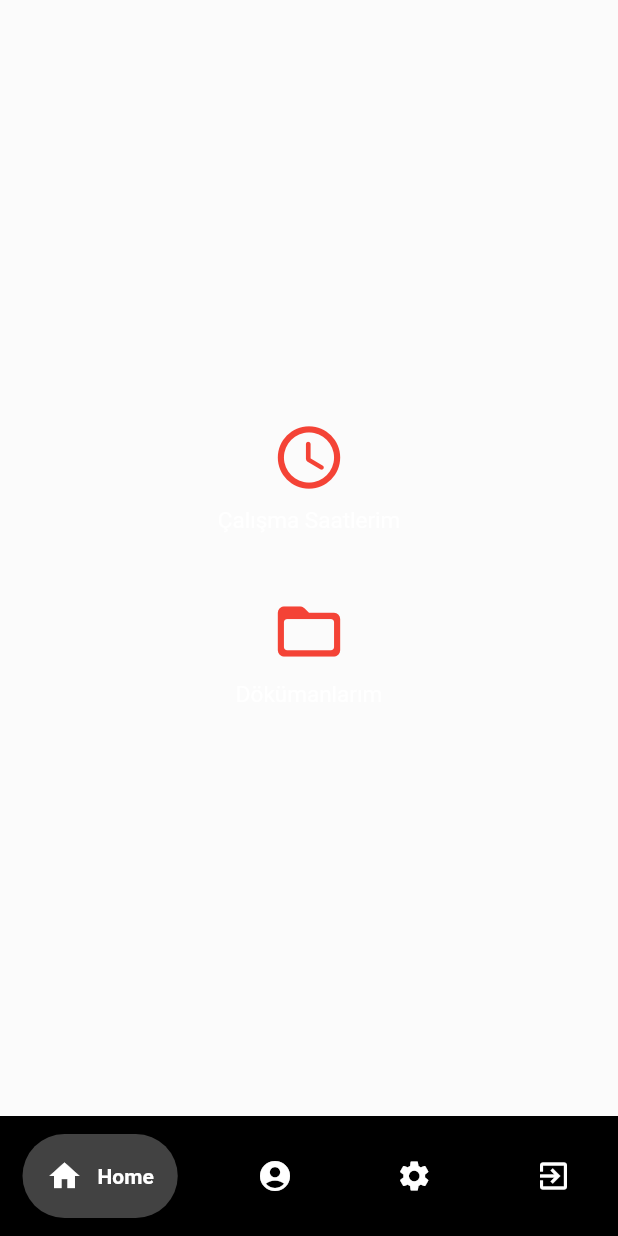
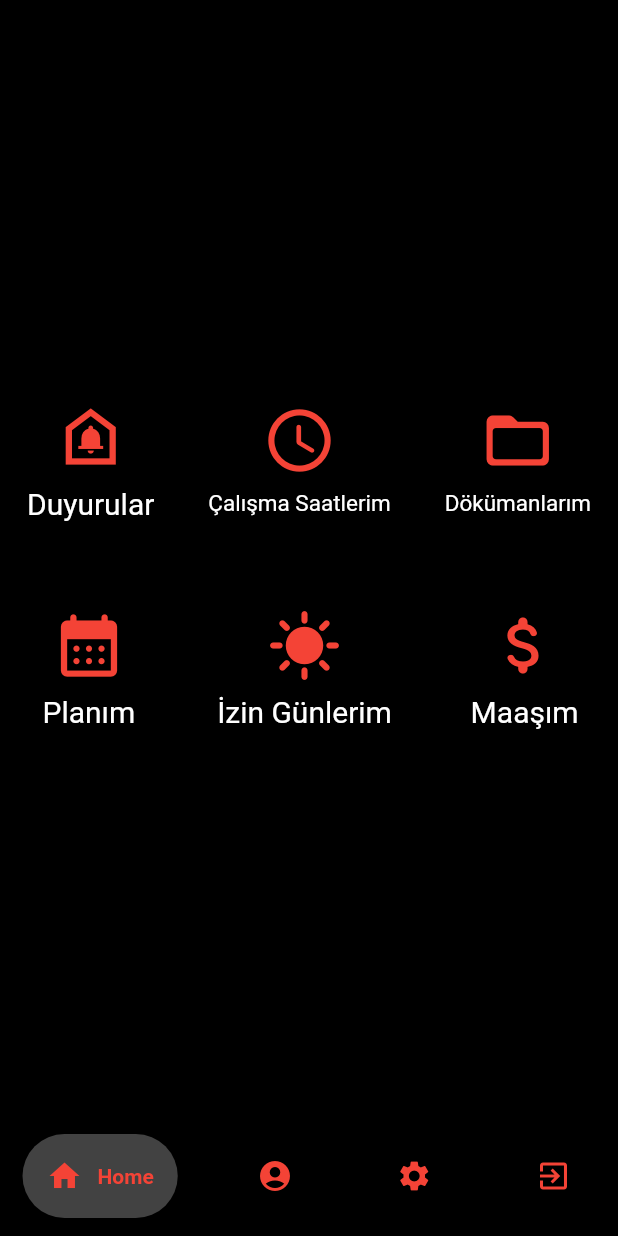
Before and after one commit to ESBEY/EmployeE, a Flutter app: the screen it shows once a user with an empty profile is signed in, after a tap on the "schedule" icon, on a phone screen of 412 x 824 dp. Run offline on Flutter 3.47's test engine with Material 2 defaults, Android fonts, the phone set to English and light mode, and no system bars; drawn by our look-alikes of google_nav_bar; our stand-ins replace firebase_auth, firebase_core, google_fonts; accounts and stored records are empty; network calls fail; Roboto replaces fonts that are missing (Arial).

Commit message:
Front-end Güncellendi
Ana menü dizaynı yapıldı.

```diff
--- a/lib/pages/home.dart
+++ b/lib/pages/home.dart
@@ -16,40 +16,45 @@ class _HomeState extends State<Home> {
 
   @override
   Widget build(BuildContext context) {
-    return Scaffold(
+    return WillPopScope(child: Scaffold(
       body: Center(
-        child: Column(
-          mainAxisAlignment: MainAxisAlignment.center,
-          children: [
+          child: Column(mainAxisAlignment: MainAxisAlignment.center, children: [
+            Row(
+              mainAxisAlignment: MainAxisAlignment.spaceAround,
+              children: [
+                buildIconButton(Icons.doorbell_outlined, 'Duyurular', () {},20),
+                buildIconButton(Icons.schedule_rounded, 'Çalışma Saatlerim', () {},15),
+                buildIconButton(Icons.folder_open_rounded, 'Dökümanlarım', () {},15),
+              ],
+            ),
+            SizedBox(height: 50,),
+            Row(
+              mainAxisAlignment: MainAxisAlignment.spaceAround,
+              children: [
+                buildIconButton(Icons.calendar_month_rounded, 'Planım', () {},20),
+                buildIconButton(Icons.sunny, 'İzin Günlerim', () {},20),
+                buildIconButton(Icons.attach_money_rounded, 'Maaşım', () {},20),
+              ],
+            ),
+          ])),
+      backgroundColor: Colors.black,
+    ), onWillPop: () async => false);
+  }
 
-            IconButton(icon: Icon(Icons.schedule_rounded),color: Colors.red,iconSize: 50, onPressed: (){},),
-           Text(
-             'Çalışma Saatlerim',
-             style: TextStyle(color: Colors.white,fontFamily: 'Arial',fontSize: 15),
+  Widget buildIconButton(IconData icon, String title, void Function()? action,double _fontSize) {
+    return Column(children: [
+      IconButton(
+        icon: Icon(icon),
+        color: Colors.red,
+        iconSize: 50,
+        onPressed:action,
 
-
-           ),
-            Text(
-                ''
-            ),
-            Text(
-                ''
-            ),
-            IconButton(icon: Icon(Icons.folder_open_rounded), onPressed: (){},color:Colors.red,iconSize: 50,),
-            Text(
-              'Dökümanlarım',
-              style: TextStyle(color: Colors.white,fontFamily: 'Arial',fontSize: 15),
-
-            ),
-        ]
-            )
-
-
-
-        ),
-      backgroundColor: Colors.white10,
-
-
-      );
+      ),
+      Text(
+        title,
+        style:
+        TextStyle(color: Colors.white, fontFamily: 'Arial', fontSize: _fontSize),
+      ),
+    ]);
   }
 }
--- a/lib/pages/login.dart
+++ b/lib/pages/login.dart
@@ -36,17 +36,16 @@ class _MyLoginState extends State<MyLogin> {
   @override
   Widget build(BuildContext context) {
     return Scaffold(
-      backgroundColor: Colors.grey[200],
+      backgroundColor: Colors.black,
       body:SafeArea(
         child: Center(
           child: SingleChildScrollView(
-
             child: Column(
               mainAxisAlignment: MainAxisAlignment.center,
               children: [
                 Icon(
                   Icons.account_circle,
-                  color: Colors.deepPurple,
+                  color: Colors.red,
                   size: 250,
                 ),
                 SizedBox(height: 25,),
@@ -54,7 +53,7 @@ class _MyLoginState extends State<MyLogin> {
                   'Hoşgeldiniz!',
                   style: GoogleFonts.bebasNeue(
                     fontSize: 70,
-                  color: Colors.deepPurple,
+                  color: Colors.red,
                   ),
                 ),
                 SizedBox(height: 10,),
@@ -62,7 +61,7 @@ class _MyLoginState extends State<MyLogin> {
                   'Giriş yapabilirsiniz.',
                   style: TextStyle(
                     fontSize: 20,
-                  color: Colors.deepPurple,
+                  color: Colors.red,
                   ),
                 ),
                 SizedBox(height: 20,),
@@ -70,8 +69,8 @@ class _MyLoginState extends State<MyLogin> {
                   padding: const EdgeInsets.symmetric(horizontal: 25.0),
                   child: Container(
                     decoration: BoxDecoration(
-                      color: Colors.grey[200],
-                      border: Border.all(color: Colors.deepPurple),
+                      color: Colors.white10,
+                      border: Border.all(color: Colors.red, width: 1.5),
                       borderRadius: BorderRadius.circular(12),
                     ),
                     child: Padding(
@@ -79,13 +78,13 @@ class _MyLoginState extends State<MyLogin> {
                       child: TextField(
                         controller: _controllerEmail,
                         style: TextStyle(
-                          color: Colors.deepPurple,
+                          color: Colors.red,
                           ),
                         decoration: InputDecoration(
                           border: InputBorder.none,
                           hintText: 'Email',
                           hintStyle: TextStyle(
-                            color: Colors.deepPurple,
+                            color: Colors.red,
                           ),
                         ),
                       ),
@@ -97,8 +96,8 @@ class _MyLoginState extends State<MyLogin> {
                   padding: const EdgeInsets.symmetric(horizontal: 25.0),
                   child: Container(
                     decoration: BoxDecoration(
-                      color: Colors.grey[200],
-                      border: Border.all(color: Colors.deepPurple),
+                      color: Colors.white10,
+                      border: Border.all(color: Colors.red, width: 1.5),
                       borderRadius: BorderRadius.circular(12),
                     ),
                     child: Padding(
@@ -107,13 +106,13 @@ class _MyLoginState extends State<MyLogin> {
                         controller: _controllerPassword,
                         obscureText: true,
                         style: TextStyle(
-                          color: Colors.deepPurple,
+                          color: Colors.red,
                         ),
                         decoration: InputDecoration(
                           border: InputBorder.none,
                           hintText: 'Şifre',
                           hintStyle: TextStyle(
-                            color: Colors.deepPurple,
+                            color: Colors.red,
                           ),
 
                         ),
@@ -129,14 +128,15 @@ class _MyLoginState extends State<MyLogin> {
                     child: Container(
                       padding: EdgeInsets.all(20),
                       decoration: BoxDecoration(
-                        color: Colors.deepPurple,
+                        color: Colors.white10,
+                        border: Border.all(color: Colors.red,width: 1.5),
                         borderRadius: BorderRadius.circular(12),
                         ),
                       child: Center(
                         child: Text(
                           'Giriş Yap',
                           style: TextStyle(
-                            color: Colors.grey[200],
+                            color: Colors.red,
                             fontWeight: FontWeight.bold,
                             fontSize: 18,
                           ),
--- a/lib/pages/logout.dart
+++ b/lib/pages/logout.dart
@@ -5,6 +5,7 @@ class Logout extends StatelessWidget {
   @override
   Widget build(BuildContext context) {
     return Scaffold(
+      backgroundColor: Colors.black,
       body: Center(
         child: Column(
           mainAxisAlignment: MainAxisAlignment.center,
@@ -16,20 +17,14 @@ class Logout extends StatelessWidget {
                   fontSize: 20,
                   fontWeight: FontWeight.bold,
                   color: Colors.red,
-                  shadows: <Shadow>[
-                    Shadow(
-                      offset: Offset(3.0, 3.0),
-                      blurRadius: 10.0,
-                      color: Colors.redAccent,
-                    ),
-                  ]
+
               ),
             ),
             SizedBox(height: 20,),
             FloatingActionButton(
               child: Icon(
                 Icons.exit_to_app,
-                color: Colors.white,
+                color: Colors.black,
                 size: 35,
               ),
               onPressed: () {FirebaseAuth.instance.signOut();},
--- a/lib/pages/menu.dart
+++ b/lib/pages/menu.dart
@@ -37,8 +37,8 @@ class _MenuState extends State<Menu> {
           padding: const EdgeInsets.symmetric(horizontal: 15.0, vertical: 12),
           child: GNav(
             backgroundColor: Colors.black,
-            color: Colors.white,
-            activeColor: Colors.white,
+            color: Colors.red,
+            activeColor: Colors.red,
             tabBackgroundColor: Colors.grey.shade800,
             gap: 10,
             onTabChange: _navigateBottomBar,
--- a/lib/pages/profile.dart
+++ b/lib/pages/profile.dart
@@ -3,10 +3,13 @@ import 'package:flutter/material.dart';
 class Profile extends StatelessWidget {
   @override
   Widget build(BuildContext context) {
-    return Center(
-      child: Text(
-        'Profile Page',
-        style: TextStyle(fontSize: 50)
+    return Scaffold(
+      backgroundColor: Colors.black,
+      body: Center(
+        child: Text(
+          'Profile Page',
+          style: TextStyle(fontSize: 50,color: Colors.red)
+        ),
       ),
     );
   }
--- a/lib/pages/settings.dart
+++ b/lib/pages/settings.dart
@@ -3,10 +3,13 @@ import 'package:flutter/material.dart';
 class Settings extends StatelessWidget {
   @override
   Widget build(BuildContext context) {
-    return Center(
-      child: Text(
-          'Settings Page',
-          style: TextStyle(fontSize: 50)
+    return Scaffold(
+      backgroundColor: Colors.black,
+      body: Center(
+        child: Text(
+            'Settings Page',
+            style: TextStyle(fontSize: 50,color: Colors.red)
+        ),
       ),
     );
   }
```
